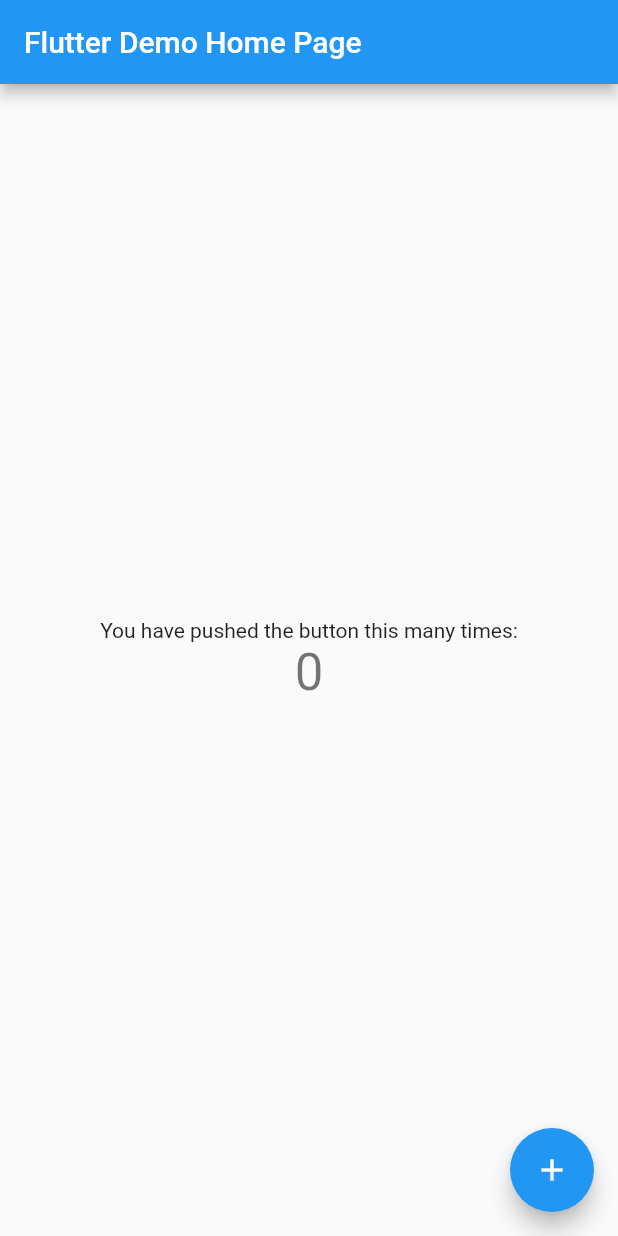
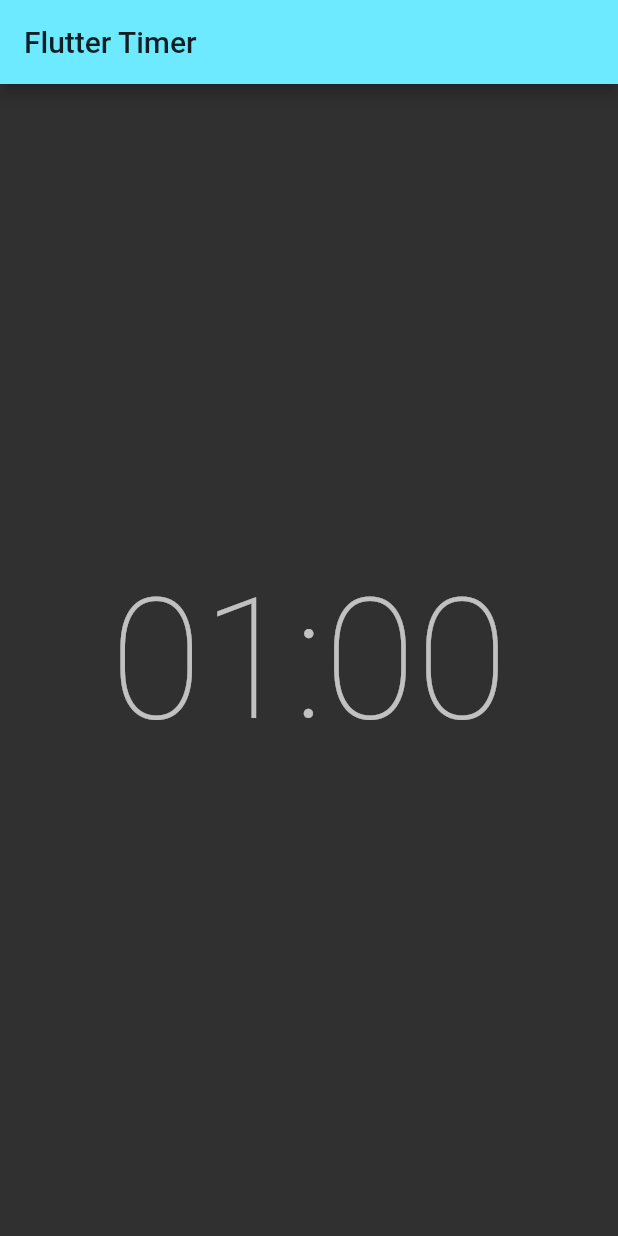
Before and after one commit to AlainHsu/flutter-bloc-architecture, a Flutter app: the screen it shows after launch, on a phone screen of 412 x 824 dp. Run offline on Flutter 3.47's test engine with Material 2 defaults, Android fonts, the phone set to English and light mode, and no system bars; our stand-ins replace bloc, equatable, flutter_bloc.

Commit message:
feat: timer ui

```diff
--- /dev/null
+++ b/flutter_timer/lib/app.dart
@@ -0,0 +1,22 @@
+import 'package:flutter/material.dart';
+import 'package:flutter_timer/view/timer_page.dart';
+
+class App extends StatelessWidget {
+  @override
+  Widget build(BuildContext context) {
+    return MaterialApp(
+      theme: ThemeData(
+        primaryColor: Color.fromRGBO(
+          109,
+          234,
+          255,
+          1,
+        ),
+        accentColor: Color.fromRGBO(72, 74, 126, 1),
+        brightness: Brightness.dark,
+      ),
+      title: 'Flutter Timer',
+      home: TimerPage(),
+    );
+  }
+}
--- a/flutter_timer/lib/bloc/timer_state.dart
+++ b/flutter_timer/lib/bloc/timer_state.dart
@@ -33,7 +33,7 @@ class TimerRunInProgress extends TimerState {
 }
 
 class TimerRunComplete extends TimerState {
-  TimerRunComplete(int duration) : super(duration);
+  TimerRunComplete() : super(0);
 
   @override
   String toString() => 'TimerRunComplete { duration: $duration }';
--- a/flutter_timer/lib/main.dart
+++ b/flutter_timer/lib/main.dart
@@ -1,113 +1,5 @@
 import 'package:flutter/material.dart';
 
-void main() {
-  runApp(MyApp());
-}
+import 'app.dart';
 
-class MyApp extends StatelessWidget {
-  // This widget is the root of your application.
-  @override
-  Widget build(BuildContext context) {
-    return MaterialApp(
-      title: 'Flutter Demo',
-      theme: ThemeData(
-        // This is the theme of your application.
-        //
-        // Try running your application with "flutter run". You'll see the
-        // application has a blue toolbar. Then, without quitting the app, try
-        // changing the primarySwatch below to Colors.green and then invoke
-        // "hot reload" (press "r" in the console where you ran "flutter run",
-        // or simply save your changes to "hot reload" in a Flutter IDE).
-        // Notice that the counter didn't reset back to zero; the application
-        // is not restarted.
-        primarySwatch: Colors.blue,
-      ),
-      home: MyHomePage(title: 'Flutter Demo Home Page'),
-    );
-  }
-}
-
-class MyHomePage extends StatefulWidget {
-  MyHomePage({Key? key, required this.title}) : super(key: key);
-
-  // This widget is the home page of your application. It is stateful, meaning
-  // that it has a State object (defined below) that contains fields that affect
-  // how it looks.
-
-  // This class is the configuration for the state. It holds the values (in this
-  // case the title) provided by the parent (in this case the App widget) and
-  // used by the build method of the State. Fields in a Widget subclass are
-  // always marked "final".
-
-  final String title;
-
-  @override
-  _MyHomePageState createState() => _MyHomePageState();
-}
-
-class _MyHomePageState extends State<MyHomePage> {
-  int _counter = 0;
-
-  void _incrementCounter() {
-    setState(() {
-      // This call to setState tells the Flutter framework that something has
-      // changed in this State, which causes it to rerun the build method below
-      // so that the display can reflect the updated values. If we changed
-      // _counter without calling setState(), then the build method would not be
-      // called again, and so nothing would appear to happen.
-      _counter++;
-    });
-  }
-
-  @override
-  Widget build(BuildContext context) {
-    // This method is rerun every time setState is called, for instance as done
-    // by the _incrementCounter method above.
-    //
-    // The Flutter framework has been optimized to make rerunning build methods
-    // fast, so that you can just rebuild anything that needs updating rather
-    // than having to individually change instances of widgets.
-    return Scaffold(
-      appBar: AppBar(
-        // Here we take the value from the MyHomePage object that was created by
-        // the App.build method, and use it to set our appbar title.
-        title: Text(widget.title),
-      ),
-      body: Center(
-        // Center is a layout widget. It takes a single child and positions it
-        // in the middle of the parent.
-        child: Column(
-          // Column is also a layout widget. It takes a list of children and
-          // arranges them vertically. By default, it sizes itself to fit its
-          // children horizontally, and tries to be as tall as its parent.
-          //
-          // Invoke "debug painting" (press "p" in the console, choose the
-          // "Toggle Debug Paint" action from the Flutter Inspector in Android
-          // Studio, or the "Toggle Debug Paint" command in Visual Studio Code)
-          // to see the wireframe for each widget.
-          //
-          // Column has various properties to control how it sizes itself and
-          // how it positions its children. Here we use mainAxisAlignment to
-          // center the children vertically; the main axis here is the vertical
-          // axis because Columns are vertical (the cross axis would be
-          // horizontal).
-          mainAxisAlignment: MainAxisAlignment.center,
-          children: <Widget>[
-            Text(
-              'You have pushed the button this many times:',
-            ),
-            Text(
-              '$_counter',
-              style: Theme.of(context).textTheme.headline4,
-            ),
-          ],
-        ),
-      ),
-      floatingActionButton: FloatingActionButton(
-        onPressed: _incrementCounter,
-        tooltip: 'Increment',
-        child: Icon(Icons.add),
-      ), // This trailing comma makes auto-formatting nicer for build methods.
-    );
-  }
-}
+void main() => runApp(App());
--- /dev/null
+++ b/flutter_timer/lib/view/timer_page.dart
@@ -0,0 +1,61 @@
+import 'package:flutter/material.dart';
+import 'package:flutter_bloc/flutter_bloc.dart';
+import 'package:flutter_timer/bloc/timer_bloc.dart';
+
+import '../ticker.dart';
+
+class TimerPage extends StatelessWidget {
+  @override
+  Widget build(BuildContext context) {
+    return BlocProvider(
+      create: (_) => TimerBloc(ticker: Ticker()),
+      child: TimerView(),
+    );
+  }
+}
+
+class TimerView extends StatelessWidget {
+  const TimerView({Key? key}) : super(key: key);
+
+  @override
+  Widget build(BuildContext context) {
+    return Scaffold(
+      appBar: AppBar(
+        title: Text('Flutter Timer'),
+      ),
+      body: Stack(
+        children: [
+          // Background(),
+          Column(
+            mainAxisAlignment: MainAxisAlignment.center,
+            crossAxisAlignment: CrossAxisAlignment.center,
+            children: [
+              Padding(
+                padding: EdgeInsets.symmetric(vertical: 100.0),
+                child: Center(
+                  child: TimerText(),
+                ),
+              )
+            ],
+          )
+        ],
+      ),
+    );
+  }
+}
+
+class TimerText extends StatelessWidget {
+  const TimerText({Key? key}) : super(key: key);
+
+  @override
+  Widget build(BuildContext context) {
+    final duration = context.select((TimerBloc bloc) => bloc.state.duration);
+    final minutesStr =
+        ((duration / 60) % 60).floor().toString().padLeft(2, '0');
+    final secondStr = (duration % 60).floor().toString().padLeft(2, '0');
+    return Text(
+      '$minutesStr:$secondStr',
+      style: Theme.of(context).textTheme.headline1,
+    );
+  }
+}
```
Also changed, not shown: flutter_timer/lib/bloc/timer_bloc.dart (+57 -2 lines), 1 other file.
